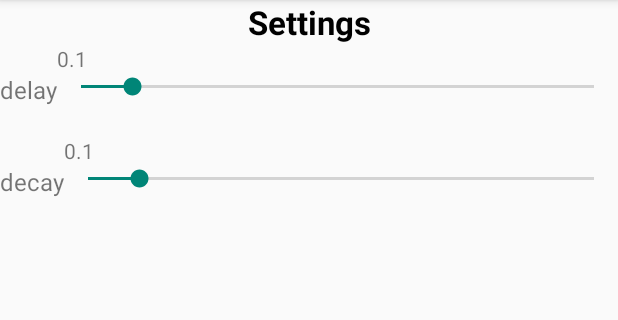
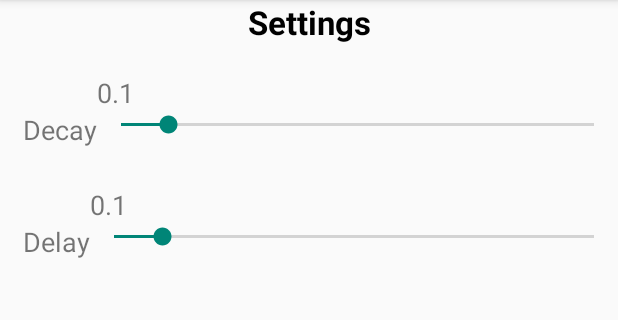
Before and after one commit to mthor1234/HearingAid, an Android app: the layout settings_dialog.xml on its own in the app's theme, with its tools: preview values and no code run, on a phone screen of 412 x 824 dp, the part 84-404 px from its top. Run offline under Robolectric (Android 15) with nearby library versions, the phone set to English and light mode, and no system bars.

Commit message:
Settings Alert Dialog Layout is working properly. Toggle Button moved to center in parent, bigger in size, and toggle text correctly changes. Added TextView label over the top of the Toggle Button

```diff
--- a/app/src/main/res/layout/settings_dialog.xml
+++ b/app/src/main/res/layout/settings_dialog.xml
@@ -15,13 +15,55 @@
         android:textColor="@color/black"
         android:text="@string/settings"/>
 
+
+    <TextView
+        android:id="@+id/curDecay"
+        android:layout_gravity="center"
+        android:layout_width="wrap_content"
+        android:layout_height="wrap_content"
+        android:layout_below="@id/settings_label"
+        android:layout_marginTop="20dp"
+        android:textSize="18sp"
+        android:layout_toRightOf="@+id/minDecayLabel"
+        android:text="@string/init_decay_val_msg"
+        android:visibility="visible" />
+
+    <TextView
+        android:id="@+id/minDecayLabel"
+        android:layout_gravity="start"
+        android:layout_width="wrap_content"
+        android:layout_height="wrap_content"
+        android:layout_alignParentLeft="true"
+        android:layout_below="@+id/curDecay"
+        android:textSize="18sp"
+        android:layout_marginTop="0dp"
+        android:layout_marginBottom="25dp"
+        android:layout_marginLeft="15dp"
+        android:text="@string/min_decay_label_msg"
+        android:visibility="visible" />
+
+    <SeekBar
+        android:id="@+id/decaySeekBar"
+        android:layout_alignParentRight="true"
+        android:layout_width="match_parent"
+        android:layout_height="wrap_content"
+        android:layout_alignTop="@+id/minDecayLabel"
+        android:layout_centerHorizontal="true"
+        android:layout_toRightOf="@+id/minDecayLabel"
+        android:maxHeight="3dp"
+        android:minHeight="3dp"
+        android:max="10"
+        android:progress="1" />
+
     <TextView
         android:id="@+id/curDelay"
         android:layout_width="wrap_content"
         android:layout_height="wrap_content"
-        android:layout_below="@id/settings_label"
+        android:layout_below="@id/minDecayLabel"
+        android:layout_gravity="center"
         android:layout_toRightOf="@+id/minDelayLabel"
         android:text="@string/init_delay_val_msg"
+        android:textSize="18sp"
         android:visibility="visible" />
 
     <TextView
@@ -31,7 +73,9 @@
         android:layout_height="wrap_content"
         android:layout_alignParentLeft="true"
         android:layout_below="@+id/curDelay"
-        android:textSize="16sp"
+        android:layout_marginBottom="55dp"
+        android:layout_marginLeft="15dp"
+        android:textSize="18sp"
         android:text="@string/min_delay_label_msg"
         android:visibility="visible" />
 
@@ -48,42 +92,5 @@
         android:max="10"
         android:progress="1" />
 
-    <TextView
-        android:id="@+id/curDecay"
-        android:layout_gravity="center"
-        android:layout_width="wrap_content"
-        android:layout_height="wrap_content"
-        android:layout_below="@id/minDelayLabel"
-        android:layout_marginTop="20dp"
-        android:layout_toRightOf="@+id/minDecayLabel"
-        android:text="@string/init_decay_val_msg"
-        android:visibility="visible" />
-
-    <TextView
-        android:id="@+id/minDecayLabel"
-        android:layout_gravity="start"
-        android:layout_width="wrap_content"
-        android:layout_height="wrap_content"
-        android:layout_alignParentLeft="true"
-        android:layout_below="@+id/curDecay"
-        android:textSize="16sp"
-        android:layout_marginTop="0dp"
-        android:layout_marginBottom="55dp"
-        android:text="@string/min_decay_label_msg"
-        android:visibility="visible" />
-
-    <SeekBar
-        android:id="@+id/decaySeekBar"
-        android:layout_alignParentRight="true"
-        android:layout_width="match_parent"
-        android:layout_height="wrap_content"
-        android:layout_alignTop="@+id/minDecayLabel"
-        android:layout_centerHorizontal="true"
-        android:layout_toRightOf="@+id/minDecayLabel"
-        android:maxHeight="3dp"
-        android:minHeight="3dp"
-        android:max="10"
-        android:progress="1" />
-
 
 </RelativeLayout>
--- a/app/src/main/res/values/color.xml
+++ b/app/src/main/res/values/color.xml
@@ -3,6 +3,7 @@
     <color name="light_blue">#89cff0</color>
     <color name="washed_out_yellow">#aaffeda2</color>
     <color name="white">#fff</color>
+    <color name="faded_white">#AAfefbf7</color>
     <color name="black">#000</color>
 
 
--- a/app/src/main/res/values/strings.xml
+++ b/app/src/main/res/values/strings.xml
@@ -16,13 +16,13 @@
     <string name="permission_prompt_msg">"This sample needs RECORD_AUDIO permission"</string>
     <string name="permission_granted_msg">RECORD_AUDIO permission granted, touch %1$s to begin</string>
     <string name="permission_error_msg">"Permission for RECORD_AUDIO was denied"</string>
-    <string name="min_delay_label_msg">delay</string>
+    <string name="min_delay_label_msg">Delay</string>
     <string name="init_delay_val_msg">0.1</string>
 
-    <string name="min_decay_label_msg">decay</string>
+    <string name="min_decay_label_msg">Decay</string>
     <string name="init_decay_val_msg">0.1</string>
+    <string name="Off">OFF</string>
+    <string name="On">ON</string>
+    <string name="settings">Settings</string>
     <string name="hearing_aid">Hearing Aid</string>
-    <string name="off">Off</string>
-    <string name="On">On</string>
-    <string name="settings">Settings</string>
 </resources>
```
Also changed, not shown: app/src/main/java/com/google/sample/echo/MainActivity.java (+8 -53 lines), app/src/main/res/layout/activity_main.xml (+17 -4 lines), 125 other files.
